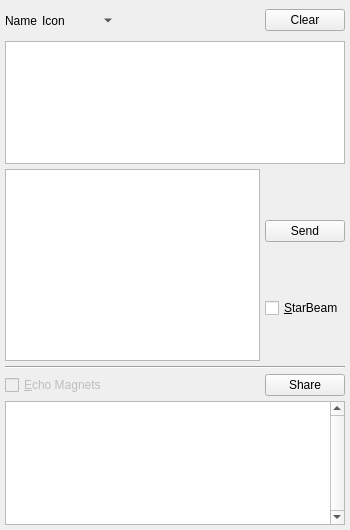
This is branches/trunk/UI/chatwindow.ui in textbrowser/spot-on as Qt 5 draws it before an edit. The edited form follows.
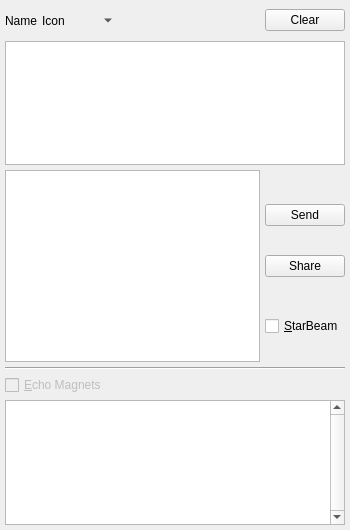
This is the edited form. Icons and pictures are not drawn. Custom widgets are drawn as their Qt base class.

Commit message: Move the StarBeam button.

Diff of the .ui file:
```diff
--- a/branches/trunk/UI/chatwindow.ui
+++ b/branches/trunk/UI/chatwindow.ui
@@ -151,6 +151,19 @@
           </property>
          </widget>
         </item>
+        <item>
+         <widget class="QPushButton" name="share">
+          <property name="toolTip">
+           <string>Share a StarBeam.</string>
+          </property>
+          <property name="layoutDirection">
+           <enum>Qt::LeftToRight</enum>
+          </property>
+          <property name="text">
+           <string>Share</string>
+          </property>
+         </widget>
+        </item>
         <item>
          <spacer name="verticalSpacer_2">
           <property name="orientation">
@@ -212,19 +225,6 @@
         </property>
        </widget>
       </item>
-      <item>
-       <widget class="QPushButton" name="share">
-        <property name="toolTip">
-         <string>Share a StarBeam.</string>
-        </property>
-        <property name="layoutDirection">
-         <enum>Qt::LeftToRight</enum>
-        </property>
-        <property name="text">
-         <string>Share</string>
-        </property>
-       </widget>
-      </item>
      </layout>
     </item>
     <item>
```
Left out of the diff: 2 changed lines with no effect on the pictures. The commit also changes 2 other files.
